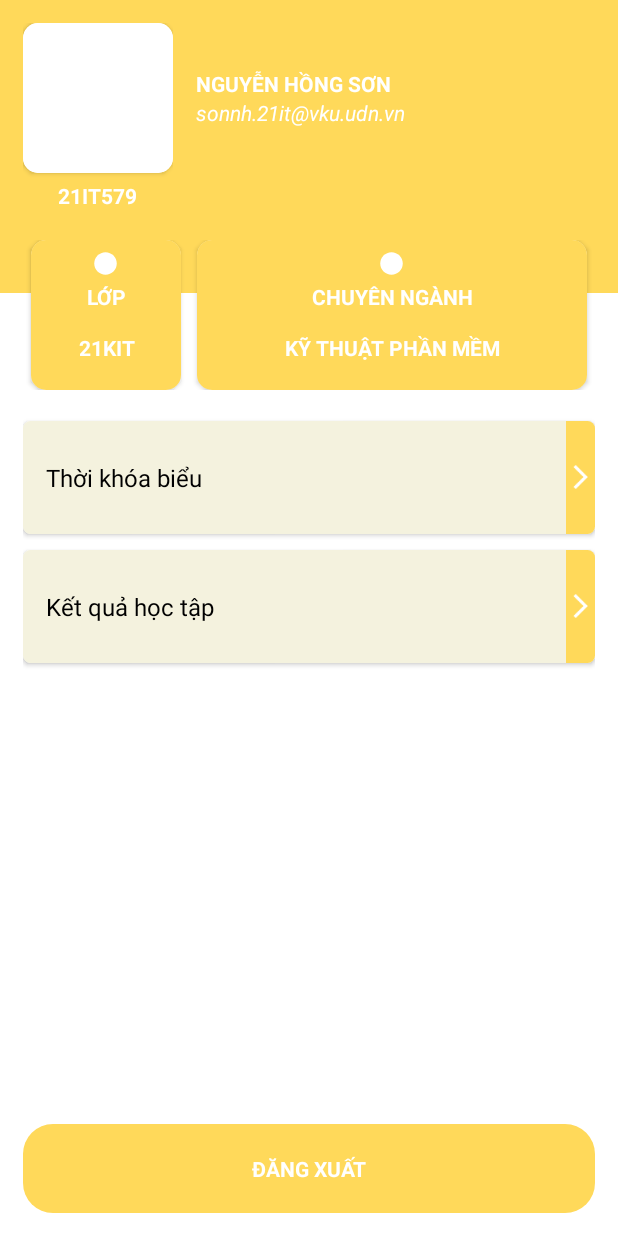
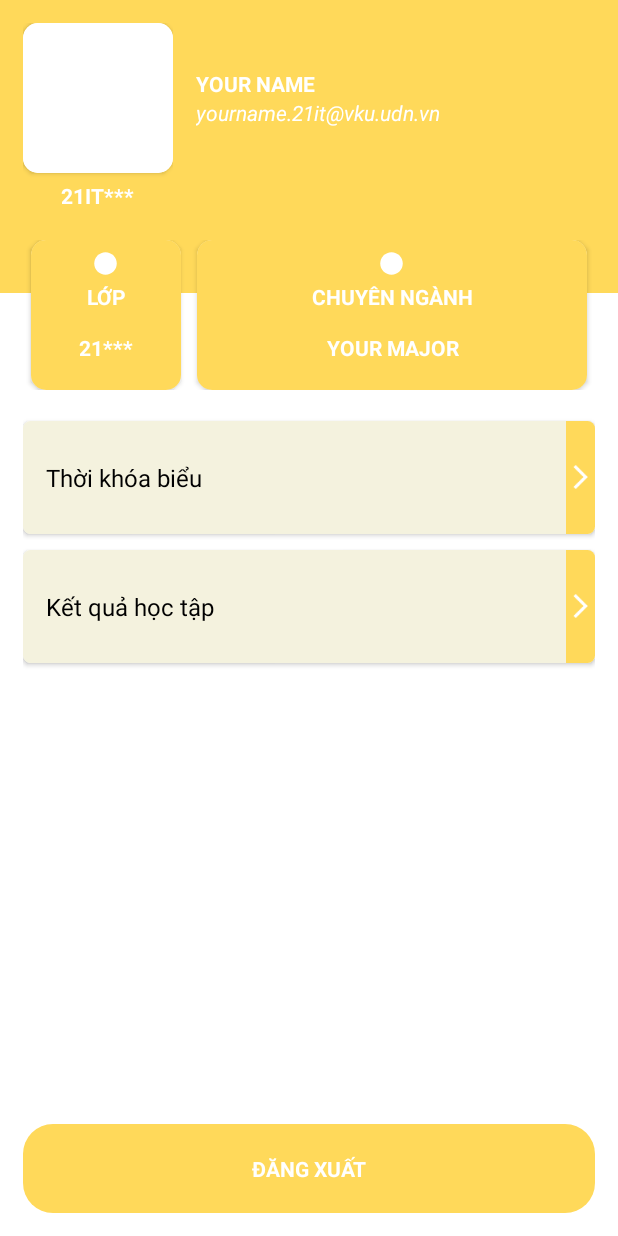
Before and after one commit to sonnh-21IT/VKUmaps, an Android app: the layout fragment_myinfor.xml on its own in the app's theme, with its tools: preview values and no code run, on a phone screen of 412 x 824 dp. Run offline under Robolectric (Android 15) with nearby library versions, the phone set to English and light mode, and no system bars.

Commit message:
final check commit

```diff
--- a/app/src/main/res/layout/fragment_myinfor.xml
+++ b/app/src/main/res/layout/fragment_myinfor.xml
@@ -44,11 +44,12 @@
                     </androidx.cardview.widget.CardView>
 
                     <TextView
+                        android:id="@+id/infor_studentId"
                         android:layout_width="wrap_content"
                         android:layout_height="wrap_content"
                         android:layout_gravity="center"
                         android:padding="5dp"
-                        android:text="21IT579"
+                        android:text="21IT***"
                         android:textColor="@color/white"
                         android:textStyle="bold" />
                 </LinearLayout>
@@ -61,16 +62,19 @@
                     android:paddingHorizontal="15dp">
 
                     <TextView
+                        android:id="@+id/infor_name"
                         android:layout_width="match_parent"
                         android:layout_height="wrap_content"
-                        android:text="NGUYỄN HỒNG SƠN"
+                        android:text="Your name"
+                        android:textAllCaps="true"
                         android:textColor="@color/white"
                         android:textStyle="bold" />
 
                     <TextView
+                        android:id="@+id/infor_email"
                         android:layout_width="match_parent"
                         android:layout_height="wrap_content"
-                        android:text="sonnh.21it@vku.udn.vn"
+                        android:text="yourname.21it@vku.udn.vn"
                         android:textColor="@color/white"
                         android:textStyle="italic" />
                 </LinearLayout>
@@ -117,10 +121,11 @@
                         android:textStyle="bold" />
 
                     <TextView
+                        android:id="@+id/infor_class"
                         android:layout_width="match_parent"
                         android:layout_height="match_parent"
                         android:gravity="center"
-                        android:text="21KIT"
+                        android:text="21***"
                         android:textColor="@color/white"
                         android:textStyle="bold" />
                 </LinearLayout>
@@ -156,10 +161,12 @@
                         android:textStyle="bold" />
 
                     <TextView
+                        android:id="@+id/infor_major"
                         android:layout_width="match_parent"
                         android:layout_height="match_parent"
                         android:gravity="center"
-                        android:text="KỸ THUẬT PHẦN MỀM"
+                        android:text="Your Major"
+                        android:textAllCaps="true"
                         android:textColor="@color/white"
                         android:textStyle="bold" />
                 </LinearLayout>
@@ -257,13 +264,13 @@
         </LinearLayout>
 
         <LinearLayout
+            android:id="@+id/infor_logout"
             android:layout_width="match_parent"
             android:layout_height="wrap_content"
             android:layout_margin="15dp"
             app:layout_constraintBottom_toBottomOf="parent">
 
             <TextView
-                android:id="@+id/tv_logout"
                 android:layout_width="match_parent"
                 android:layout_height="wrap_content"
                 android:background="@drawable/back_button_status"
```
Also changed, not shown: app/src/main/java/com/example/vkumaps/fragment/HomeFragment.java (+6 -6 lines), app/src/main/java/com/example/vkumaps/fragment/MyInfoFragment.java (+52 -0 lines).
